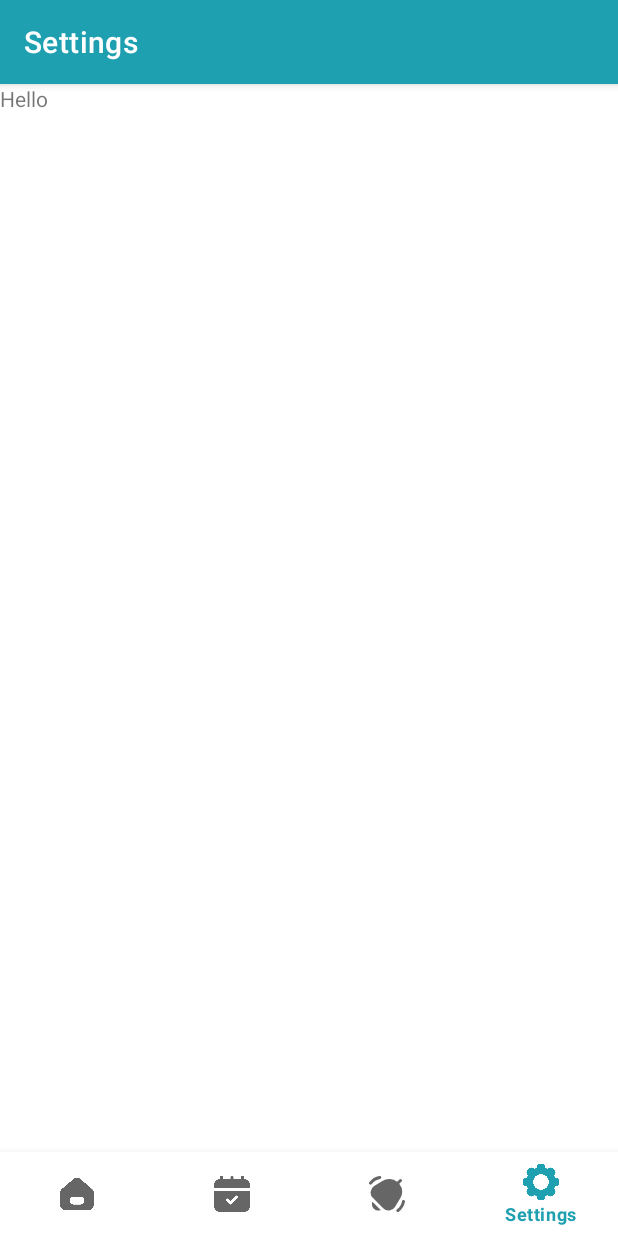
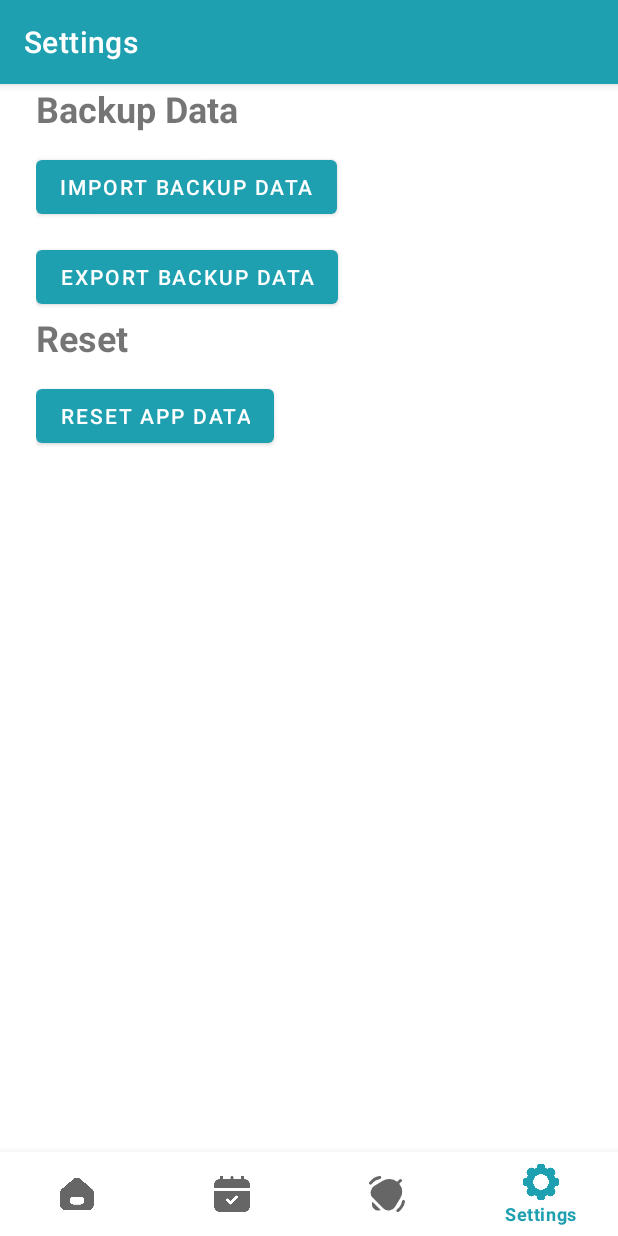
Before and after one commit to vchu22/OutGo-Alert, an Android app: the SettingsFragment screen opened through its navigation route, on a phone screen of 412 x 824 dp. Run offline under Robolectric (Android 15) with nearby library versions, the light colour scheme and no system bars; our stand-ins replace navigation-ui.

Commit message:
create General Settings layout

```diff
--- a/app/src/main/res/layout/fragment_settings.xml
+++ b/app/src/main/res/layout/fragment_settings.xml
@@ -1,13 +1,51 @@
 <?xml version="1.0" encoding="utf-8"?>
-<FrameLayout xmlns:android="http://schemas.android.com/apk/res/android"
+<androidx.constraintlayout.widget.ConstraintLayout xmlns:android="http://schemas.android.com/apk/res/android"
     xmlns:tools="http://schemas.android.com/tools"
     android:layout_width="match_parent"
     android:layout_height="match_parent"
+    xmlns:app="http://schemas.android.com/apk/res-auto"
+    android:paddingHorizontal="24sp"
     tools:context=".ui.settings.SettingsFragment">
 
     <TextView
+        android:id="@+id/title_backup_data"
         android:layout_width="match_parent"
-        android:layout_height="match_parent"
-        android:text="Hello" />
+        android:layout_height="wrap_content"
+        android:textSize="24sp"
+        android:textStyle="bold"
+        android:text="@string/title_backup_data"
+        app:layout_constraintTop_toTopOf="parent"/>
+    <Button
+        android:id="@+id/button_import_data"
+        android:layout_width="wrap_content"
+        android:layout_height="wrap_content"
+        android:layout_marginVertical="12sp"
+        android:text="@string/button_import_data"
+        app:layout_constraintTop_toBottomOf="@+id/title_backup_data"
+        app:layout_constraintLeft_toLeftOf="parent"/>
+    <Button
+        android:id="@+id/button_export_data"
+        android:layout_width="wrap_content"
+        android:layout_height="wrap_content"
+        android:layout_marginVertical="12sp"
+        android:text="@string/button_export_data"
+        app:layout_constraintTop_toBottomOf="@+id/button_import_data"
+        app:layout_constraintLeft_toLeftOf="parent"/>
 
-</FrameLayout>
+    <TextView
+        android:id="@+id/title_reset"
+        android:layout_width="match_parent"
+        android:layout_height="wrap_content"
+        android:textSize="24sp"
+        android:textStyle="bold"
+        android:text="@string/title_reset"
+        app:layout_constraintTop_toBottomOf="@+id/button_export_data"/>
+    <Button
+        android:id="@+id/button_reset_data"
+        android:layout_width="wrap_content"
+        android:layout_height="wrap_content"
+        android:layout_marginVertical="12sp"
+        android:text="@string/button_reset_data"
+        app:layout_constraintTop_toBottomOf="@+id/title_reset"
+        app:layout_constraintLeft_toLeftOf="parent"/>
+</androidx.constraintlayout.widget.ConstraintLayout>
--- a/app/src/main/res/values/strings.xml
+++ b/app/src/main/res/values/strings.xml
@@ -34,4 +34,11 @@
     <string name="title_connect_online_calendars">Connect Online Calendars</string>
     <string name="button_connect_google">Connect with Google Account</string>
     <string name="button_connect_microsoft">Connect with Microsoft Account</string>
+
+    <!-- Text on Settings tab-->
+    <string name="title_backup_data">Backup Data</string>
+    <string name="button_import_data">Import Backup Data</string>
+    <string name="button_export_data">Export Backup Data</string>
+    <string name="title_reset">Reset</string>
+    <string name="button_reset_data">Reset App Data</string>
 </resources>
```
